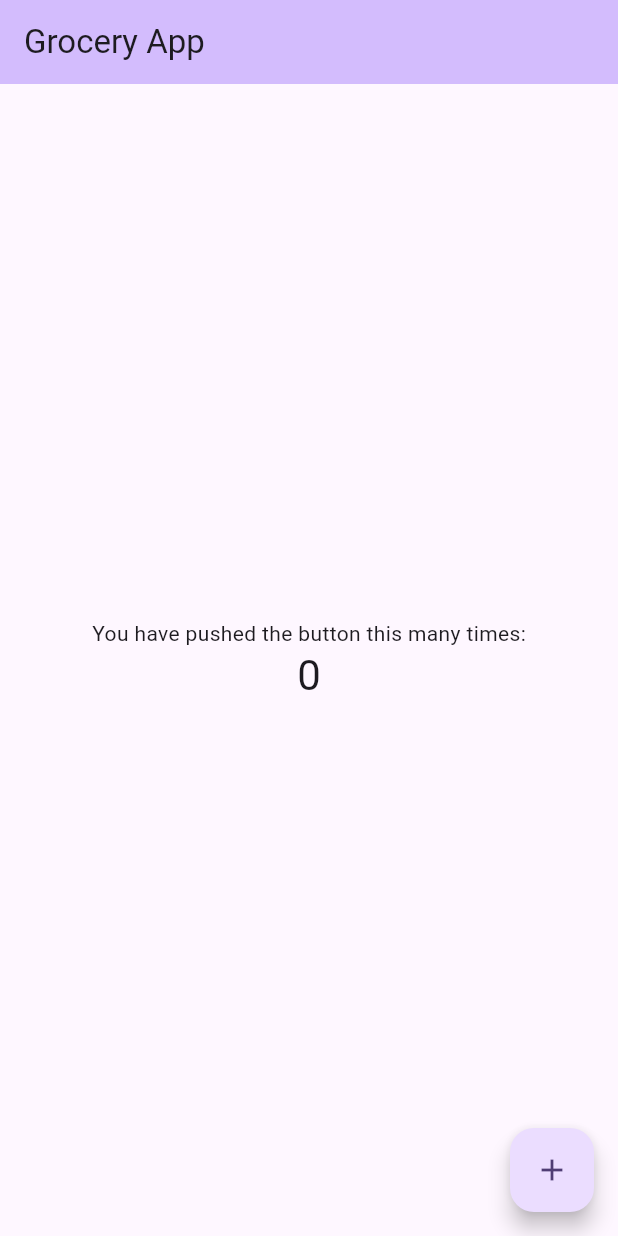
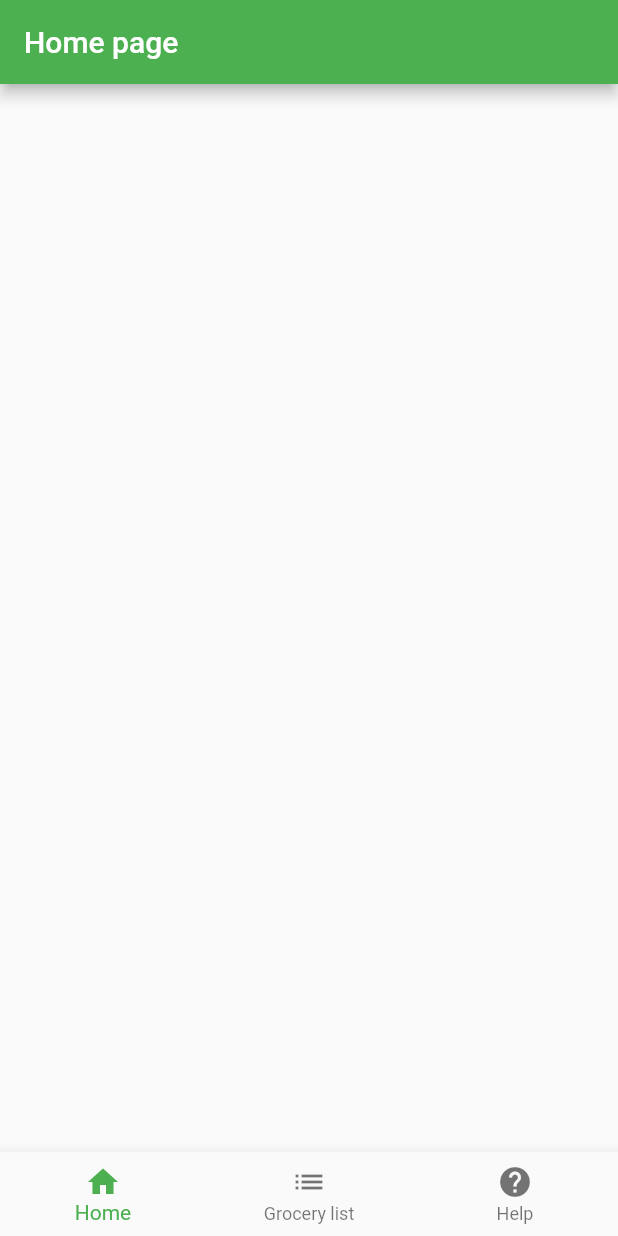
Before and after one commit to Bence749/grocery_app, a Flutter app: the screen it shows after launch, on a phone screen of 412 x 824 dp. Run offline on Flutter 3.47's test engine with Material 2 defaults, Android fonts, the phone set to English and light mode, and no system bars.

Commit message:
Development test:  - Stateful and stateless widgets  - Pages

```diff
--- /dev/null
+++ b/lib/HomePage.dart
@@ -0,0 +1,16 @@
+import 'package:flutter/material.dart';
+
+class HomePage extends StatelessWidget
+{
+  const HomePage({super.key});
+
+  @override
+  Widget build(BuildContext context)
+  {
+    return Scaffold(
+      appBar: AppBar(
+        title: const Text("Home page"),
+      ),
+    );
+  }
+}
--- a/lib/main.dart
+++ b/lib/main.dart
@@ -1,125 +1,62 @@
 import 'package:flutter/material.dart';
+import 'HomePage.dart';
+import 'ListPage.dart';
+import 'HelpPage.dart';
 
-void main() {
-  runApp(const MyApp());
+void main() => runApp(const MyApp());
+
+class MyApp extends StatefulWidget
+{
+  const MyApp({super.key});
+
+  @override
+  State<MyApp> createState() => _MyAppState();
 }
 
-class MyApp extends StatelessWidget {
-  const MyApp({super.key});
+class _MyAppState extends State<MyApp> {
+  int _selectedIndex = 0;
 
-  // This widget is the root of your application.
+  void _onItemTapped(int index) {
+    setState(() {
+      _selectedIndex = index;
+    });
+  }
+
   @override
-  Widget build(BuildContext context) {
+  Widget build(BuildContext context)
+  {
     return MaterialApp(
-      title: 'Flutter Demo',
-      theme: ThemeData(
-        // This is the theme of your application.
-        //
-        // TRY THIS: Try running your application with "flutter run". You'll see
-        // the application has a blue toolbar. Then, without quitting the app,
-        // try changing the seedColor in the colorScheme below to Colors.green
-        // and then invoke "hot reload" (save your changes or press the "hot
-        // reload" button in a Flutter-supported IDE, or press "r" if you used
-        // the command line to start the app).
-        //
-        // Notice that the counter didn't reset back to zero; the application
-        // state is not lost during the reload. To reset the state, use hot
-        // restart instead.
-        //
-        // This works for code too, not just values: Most code changes can be
-        // tested with just a hot reload.
-        colorScheme: ColorScheme.fromSeed(seedColor: Colors.deepPurple),
-        useMaterial3: true,
-      ),
-      home: const MyHomePage(title: 'Grocery App'),
+      title: "Grocery App",
+      theme: ThemeData(primarySwatch: Colors.green),
+      home: MainApp(_selectedIndex, _onItemTapped),
     );
   }
 }
 
-class MyHomePage extends StatefulWidget {
-  const MyHomePage({super.key, required this.title});
+class MainApp extends StatelessWidget
+{
+  final int _selectedIndex;
+  final Function(int) _onItemTapped;
 
-  // This widget is the home page of your application. It is stateful, meaning
-  // that it has a State object (defined below) that contains fields that affect
-  // how it looks.
+  final List<Widget> _pages = [HomePage(), ListPage(), HelpPage()];
 
-  // This class is the configuration for the state. It holds the values (in this
-  // case the title) provided by the parent (in this case the App widget) and
-  // used by the build method of the State. Fields in a Widget subclass are
-  // always marked "final".
-
-  final String title;
+  MainApp(this._selectedIndex, this._onItemTapped, {super.key});
 
   @override
-  State<MyHomePage> createState() => _MyHomePageState();
-}
-
-class _MyHomePageState extends State<MyHomePage> {
-  int _counter = 0;
-
-  void _incrementCounter() {
-    setState(() {
-      // This call to setState tells the Flutter framework that something has
-      // changed in this State, which causes it to rerun the build method below
-      // so that the display can reflect the updated values. If we changed
-      // _counter without calling setState(), then the build method would not be
-      // called again, and so nothing would appear to happen.
-      _counter++;
-    });
-  }
-
-  @override
-  Widget build(BuildContext context) {
-    // This method is rerun every time setState is called, for instance as done
-    // by the _incrementCounter method above.
-    //
-    // The Flutter framework has been optimized to make rerunning build methods
-    // fast, so that you can just rebuild anything that needs updating rather
-    // than having to individually change instances of widgets.
+  Widget build(BuildContext context)
+  {
     return Scaffold(
-      appBar: AppBar(
-        // TRY THIS: Try changing the color here to a specific color (to
-        // Colors.amber, perhaps?) and trigger a hot reload to see the AppBar
-        // change color while the other colors stay the same.
-        backgroundColor: Theme.of(context).colorScheme.inversePrimary,
-        // Here we take the value from the MyHomePage object that was created by
-        // the App.build method, and use it to set our appbar title.
-        title: Text(widget.title),
+      body: _pages[_selectedIndex],
+      bottomNavigationBar: BottomNavigationBar(
+        items: const [
+          BottomNavigationBarItem(icon: Icon(Icons.home), label: "Home"),
+          BottomNavigationBarItem(icon: Icon(Icons.list), label: "Grocery list"),
+          BottomNavigationBarItem(icon: Icon(Icons.help), label: "Help"),
+        ],
+        currentIndex: _selectedIndex,
+        selectedItemColor: Colors.green,
+        onTap: _onItemTapped,
       ),
-      body: Center(
-        // Center is a layout widget. It takes a single child and positions it
-        // in the middle of the parent.
-        child: Column(
-          // Column is also a layout widget. It takes a list of children and
-          // arranges them vertically. By default, it sizes itself to fit its
-          // children horizontally, and tries to be as tall as its parent.
-          //
-          // Column has various properties to control how it sizes itself and
-          // how it positions its children. Here we use mainAxisAlignment to
-          // center the children vertically; the main axis here is the vertical
-          // axis because Columns are vertical (the cross axis would be
-          // horizontal).
-          //
-          // TRY THIS: Invoke "debug painting" (choose the "Toggle Debug Paint"
-          // action in the IDE, or press "p" in the console), to see the
-          // wireframe for each widget.
-          mainAxisAlignment: MainAxisAlignment.center,
-          children: <Widget>[
-            const Text(
-              'You have pushed the button this many times:',
-            ),
-            Text(
-              '$_counter',
-              style: Theme.of(context).textTheme.headlineMedium,
-            ),
-          ],
-        ),
-      ),
-      floatingActionButton: FloatingActionButton(
-        onPressed: _incrementCounter,
-        tooltip: 'Increment',
-        child: const Icon(Icons.add),
-      ), // This trailing comma makes auto-formatting nicer for build methods.
     );
   }
 }
```
Also changed, not shown: lib/HelpPage.dart (added, +16 -0 lines), lib/ListPage.dart (added, +16 -0 lines), lib/main_generated.dart (added, +125 -0 lines), 1 other file.
